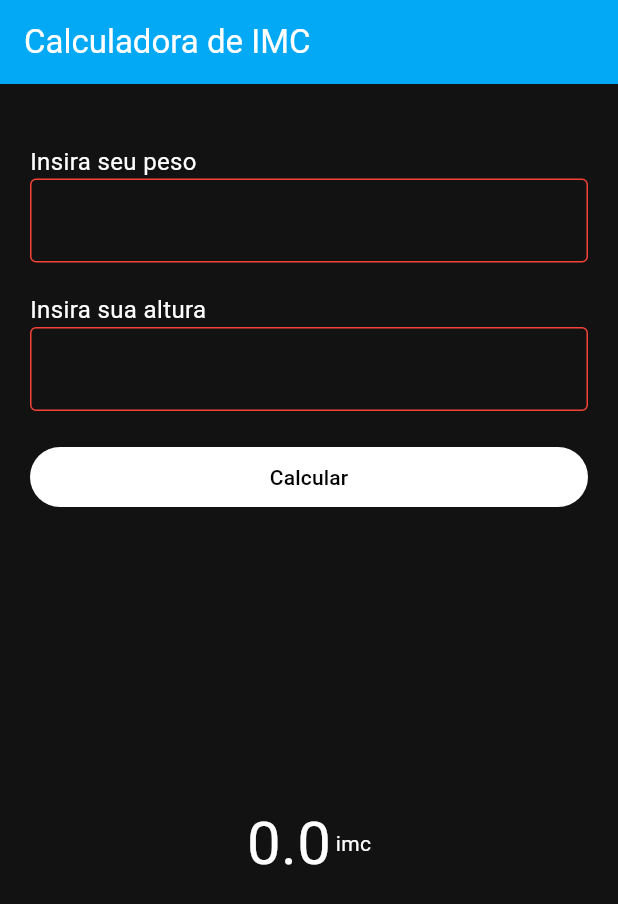
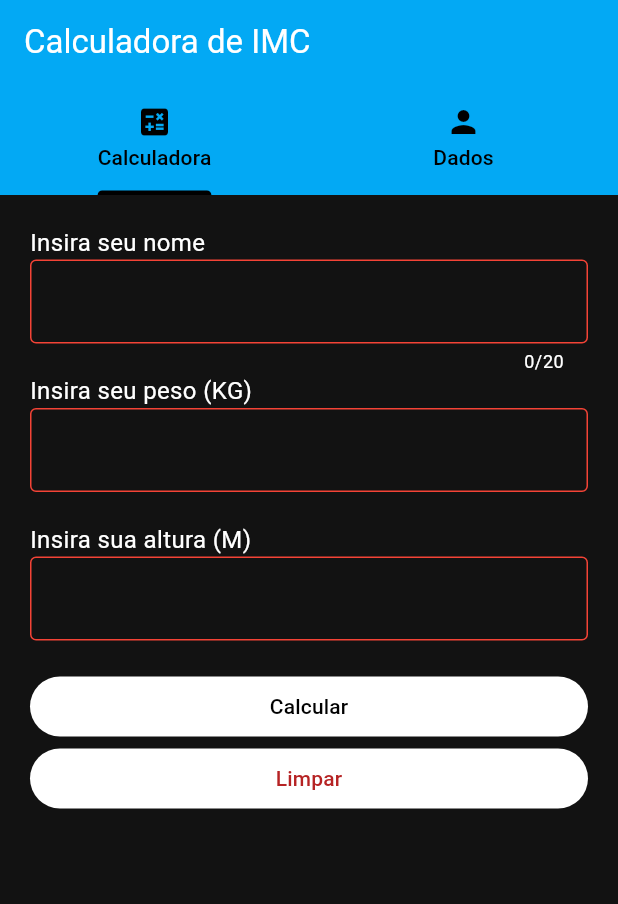
Before and after one commit to GabrielSilingardi/Calculadora_IMC_Flutter, a Flutter app: the screen it shows after launch, after a tap on "Calcular", on a phone screen of 412 x 824 dp. Shown: the top 904 px of the screen. Run offline on Flutter 3.47's test engine with Material 3 defaults, Android fonts, the phone set to English and light mode, and no system bars; our stand-ins replace sqflite; accounts and stored records are empty.

Commit message:
Adicionado tela de 'Dados' e armazenamento interno de dados

```diff
--- a/lib/class.dart
+++ b/lib/class.dart
@@ -1,9 +1,14 @@
 import 'dart:math';
+import 'package:calculadora_imc/sqlite/manager.dart';
 
 class IMC {
+  static int _id = 0;
+  static String? _nome;
   static double? _peso;
   static double? _altura;
 
+  static set id(int id) => _id = id;
+  static set nome(String? value) => _nome = value;
   static set peso(double? value) => _peso = value;
   static set altura(double? value) => _altura = value;
 
@@ -29,7 +34,9 @@ class IMC {
       condicao = "Obesidade Grau III (Mórbida)";
     }
 
-    return [resultado, condicao];
+    Manager().salvar(_id, _nome!, _peso!, _altura!, resultado, condicao!);
+
+    return [_nome, _peso, _altura, resultado, condicao];
   }
 
 
--- a/lib/main.dart
+++ b/lib/main.dart
@@ -1,8 +1,8 @@
-import 'package:calculadora_imc/StyledWidgets.dart';
-import 'package:calculadora_imc/class.dart';
+import 'package:calculadora_imc/pages/calculadoraPage.dart';
+import 'package:calculadora_imc/pages/dadosPage.dart';
 import 'package:flutter/material.dart';
 
-void main() {
+void main() async {
   runApp(MyApp());
 }
 
@@ -26,16 +26,23 @@ class HomePage extends StatefulWidget {
   State<HomePage> createState() => _HomePageState();
 }
 
-class _HomePageState extends State<HomePage> {
-  var campoPeso = TextEditingController();
-  var campoAltura = TextEditingController();
+class _HomePageState extends State<HomePage>
+    with SingleTickerProviderStateMixin {
+  late TabController tabController;
 
-  bool campoPesoInvalido = false;
-  bool campoAlturaInvalido = false;
+  @override
+  void initState() {
+    super.initState();
+    tabController = TabController(length: 2, vsync: this);
+  }
 
-  List<dynamic>? imcResultado;
-  double? resultado;
-  String? condicao;
+  @override
+  void dispose() {
+    tabController.dispose();
+    super.dispose();
+  }
+
+  PageController pageController = PageController(initialPage: 0);
 
   @override
   Widget build(BuildContext context) {
@@ -43,122 +50,43 @@ class _HomePageState extends State<HomePage> {
       appBar: AppBar(
         title: Text("Calculadora de IMC"),
         backgroundColor: Colors.lightBlue,
-      ),
-      body: Container(
-        margin: EdgeInsets.all(20),
-        child: Column(
-          crossAxisAlignment: CrossAxisAlignment.start,
-          children: [
-            SizedBox(height: 20),
-            TextLabel(texto: "Insira seu peso"),
-            TextField(
-              cursorColor: Colors.white,
-              decoration: InputDecoration(
-                enabledBorder: OutlineInputBorder(
-                  borderSide: BorderSide(
-                    color: campoPesoInvalido ? Colors.red : Colors.white,
-                  ),
-                ),
-                focusedBorder: OutlineInputBorder(
-                  borderSide: BorderSide(color: Colors.white),
-                ),
-              ),
-              onChanged: (value) {
-                setState(() {
-                  campoPeso.text = value;
-
-                  if (campoPeso.text != "") {
-                    campoPesoInvalido = false;
-                  }
-                });
-              },
-              onTapOutside: (event) {
-                FocusManager.instance.primaryFocus?.unfocus();
-              },
+        bottom: TabBar(
+          controller: tabController,
+          labelStyle: TextStyle(color: Colors.black),
+          unselectedLabelStyle: TextStyle(color: Colors.black),
+          dividerColor: Colors.transparent,
+          indicatorColor: Colors.black,
+          tabs: [
+            Tab(
+              icon: Icon(Icons.calculate, color: Colors.black),
+              text: "Calculadora",
             ),
-            SizedBox(height: 20),
-            TextLabel(texto: "Insira sua altura"),
-            TextField(
-              cursorColor: Colors.white,
-              decoration: InputDecoration(
-                enabledBorder: OutlineInputBorder(
-                  borderSide: BorderSide(
-                    color: campoAlturaInvalido ? Colors.red : Colors.white,
-                  ),
-                ),
-                focusedBorder: OutlineInputBorder(
-                  borderSide: BorderSide(color: Colors.white),
-                ),
-              ),
-              onChanged: (value) {
-                setState(() {
-                  campoAltura.text = value;
-
-                  if (campoAltura.text != "") {
-                    campoAlturaInvalido = false;
-                  }
-                });
-              },
-              onTapOutside: (event) {
-                FocusManager.instance.primaryFocus?.unfocus();
-              },
-            ),
-            Container(
-              margin: EdgeInsets.only(top: 20),
-              width: double.infinity,
-              child: TextButton(
-                style: ButtonStyle(
-                  backgroundColor: WidgetStateProperty.all(Colors.white),
-                ),
-                onPressed: () {
-                  final pesoRaw = campoPeso.text.replaceAll(",", ".");
-                  final alturaRaw = campoAltura.text.replaceAll(",", ".");
-
-                  final peso = double.tryParse(pesoRaw);
-                  final altura = double.tryParse(alturaRaw);
-
-                  setState(() {
-                    campoPesoInvalido = peso == null || pesoRaw.isEmpty;
-                    campoAlturaInvalido = altura == null || alturaRaw.isEmpty;
-                  });
-
-                  if (campoPesoInvalido == false && campoAlturaInvalido == false) {
-                    IMC.peso = peso;
-                    IMC.altura = altura;
-
-                    imcResultado = IMC.calculo();
-
-                    resultado = imcResultado![0];
-                    condicao = imcResultado![1];
-                  }
-                },
-                child: Text("Calcular", style: TextStyle(color: Colors.black)),
-              ),
-            ),
-            Expanded(
-              child: SizedBox(
-                width: double.infinity,
-                child: Column(
-                  mainAxisAlignment: MainAxisAlignment.center,
-                  crossAxisAlignment: CrossAxisAlignment.center,
-                  children: [
-                    Row(
-                      mainAxisAlignment: MainAxisAlignment.center,
-                      crossAxisAlignment: CrossAxisAlignment.center,
-                      children: [
-                        Text("${resultado?.toStringAsFixed(2) ?? 0.00}", style: TextStyle(fontSize: 40)),
-                        SizedBox(width: 3),
-                        Text("imc")
-                      ],
-                    ),
-                    Text(condicao ?? "")
-                    ],
-                ),
-              ),
+            Tab(
+              icon: Icon(Icons.person, color: Colors.black),
+              text: "Dados",
             ),
           ],
+          onTap: (value) {
+            setState(() {
+              tabController.index = value;
+              pageController.jumpToPage(value);
+            });
+          },
         ),
       ),
+      body: PageView(
+        controller: pageController,
+        scrollDirection: Axis.horizontal,
+        onPageChanged: (value) {
+            setState(() {
+              tabController.index = value;
+            });
+        },
+        children: [
+          CalculadoraPage(),
+          DadosPage()
+        ],
+      )
     );
   }
 }
--- /dev/null
+++ b/lib/pages/calculadoraPage.dart
@@ -0,0 +1,267 @@
+import 'package:flutter/material.dart';
+import 'package:calculadora_imc/StyledWidgets.dart';
+import 'package:calculadora_imc/class.dart';
+import 'package:flutter/services.dart';
+
+class CalculadoraPage extends StatefulWidget {
+  const CalculadoraPage({super.key});
+
+  @override
+  State<CalculadoraPage> createState() => _CalculadoraPageState();
+}
+
+class _CalculadoraPageState extends State<CalculadoraPage> {
+  var campoNome = TextEditingController();
+  var campoPeso = TextEditingController();
+  var campoAltura = TextEditingController();
+
+  bool campoNomeInvalido = false;
+  bool campoPesoInvalido = false;
+  bool campoAlturaInvalido = false;
+
+  List<dynamic>? imcResultado;
+  double? resultado;
+  String? condicao;
+
+  @override
+  Widget build(BuildContext context) {
+    return Column(
+      children: [
+        Expanded(
+          flex: 6,
+          child: ListView(
+            children: [
+              Container(
+                margin: EdgeInsets.all(20),
+                child: Column(
+                  crossAxisAlignment: CrossAxisAlignment.start,
+                  children: [
+                    TextLabel(texto: "Insira seu nome"),
+                    TextField(
+                      inputFormatters: [
+                        FilteringTextInputFormatter.deny(RegExp(r"[0-9]")),
+                      ],
+                      maxLength: 20,
+                      keyboardType: TextInputType.text,
+                      controller: campoNome,
+                      cursorColor: Colors.white,
+                      decoration: InputDecoration(
+                        enabledBorder: OutlineInputBorder(
+                          borderSide: BorderSide(
+                            color: campoNomeInvalido
+                                ? Colors.red
+                                : Colors.white,
+                          ),
+                        ),
+                        focusedBorder: OutlineInputBorder(
+                          borderSide: BorderSide(color: Colors.white),
+                        ),
+                      ),
+                      onChanged: (value) {
+                        setState(() {
+                          campoNome.text = value;
+
+                          if (campoNome.text != "") {
+                            campoNomeInvalido = false;
+                          }
+                        });
+                      },
+                      onTapOutside: (event) {
+                        FocusManager.instance.primaryFocus?.unfocus();
+                      },
+                    ),
+                    TextLabel(texto: "Insira seu peso (KG)"),
+                    TextField(
+                      buildCounter:
+                          (
+                            context, {
+                            required currentLength,
+                            required isFocused,
+                            required maxLength,
+                          }) => null,
+                      inputFormatters: [FilteringTextInputFormatter.digitsOnly],
+                      maxLength: 4,
+                      enableInteractiveSelection: false,
+                      keyboardType: TextInputType.number,
+                      controller: campoPeso,
+                      cursorColor: Colors.white,
+                      decoration: InputDecoration(
+                        enabledBorder: OutlineInputBorder(
+                          borderSide: BorderSide(
+                            color: campoPesoInvalido
+                                ? Colors.red
+                                : Colors.white,
+                          ),
+                        ),
+                        focusedBorder: OutlineInputBorder(
+                          borderSide: BorderSide(color: Colors.white),
+                        ),
+                      ),
+                      onChanged: (value) {
+                        setState(() {
+                          campoPeso.text = value;
+
+                          if (campoPeso.text != "") {
+                            campoPesoInvalido = false;
+                          }
+                        });
+                      },
+                      onTapOutside: (event) {
+                        FocusManager.instance.primaryFocus?.unfocus();
+                      },
+                    ),
+                    SizedBox(height: 20),
+                    TextLabel(texto: "Insira sua altura (M)"),
+                    TextField(
+                      buildCounter:
+                          (
+                            context, {
+                            required currentLength,
+                            required isFocused,
+                            required maxLength,
+                          }) => null,
+                      inputFormatters: [FilteringTextInputFormatter.digitsOnly],
+                      maxLength: 4,
+                      enableInteractiveSelection: false,
+                      keyboardType: TextInputType.number,
+                      controller: campoAltura,
+                      cursorColor: Colors.white,
+                      decoration: InputDecoration(
+                        enabledBorder: OutlineInputBorder(
+                          borderSide: BorderSide(
+                            color: campoAlturaInvalido
+                                ? Colors.red
+                                : Colors.white,
+                          ),
+                        ),
+                        focusedBorder: OutlineInputBorder(
+                          borderSide: BorderSide(color: Colors.white),
+                        ),
+                      ),
+                      onChanged: (value) {
+                        setState(() {
+                          campoAltura.text = value;
+
+                          if (campoAltura.text != "") {
+                            campoAlturaInvalido = false;
+                          }
+                        });
+                      },
+                      onTapOutside: (event) {
+                        FocusManager.instance.primaryFocus?.unfocus();
+                      },
+                    ),
+                    Container(
+                      margin: EdgeInsets.only(top: 20),
+                      width: double.infinity,
+                      child: TextButton(
+                        style: ButtonStyle(
+                          backgroundColor: WidgetStateProperty.all(
+                            Colors.white,
+                          ),
+                        ),
+                        onPressed: () {
+                          final pesoRaw = campoPeso.text.replaceAll(",", ".");
+                          final alturaRaw = campoAltura.text.replaceAll(
+                            ",",
+                            ".",
+                          );
+
+                          final nome = campoNome.text.trim();
+                          final peso = double.tryParse(pesoRaw);
+                          double? altura = double.tryParse(alturaRaw);
+
+                          setState(() {
+                            campoNomeInvalido = nome.isEmpty;
+                            campoPesoInvalido =
+                                peso == null ||
+                                pesoRaw.isEmpty ||
+                                peso.toString().startsWith("0");
+                            campoAlturaInvalido =
+                                altura == null ||
+                                alturaRaw.isEmpty ||
+                                altura.toString().startsWith("0");
+                          });
+
+                          if (campoNomeInvalido == false &&
+                              campoPesoInvalido == false &&
+                              campoAlturaInvalido == false) {
+
+                            if (altura.toString().length == 5) {
+                              altura = altura! / 100;
+                            }
+
+                            IMC.id = 0;
+                            IMC.nome = nome;
+                            IMC.peso = peso;
+                            IMC.altura = altura;
+
+                            imcResultado = IMC.calculo();
+
+                            resultado = imcResultado![3];
+                            condicao = imcResultado![4];
+                          }
+                        },
+                        child: Text(
+                          "Calcular",
+                          style: TextStyle(color: Colors.black),
+                        ),
+                      ),
+                    ),
+                    SizedBox(
+                      width: double.infinity,
+                      child: TextButton(
+                        style: ButtonStyle(
+                          backgroundColor: WidgetStateProperty.all(
+                            Colors.white,
+                          ),
+                        ),
+                        onPressed: () async {
+                          setState(() {
+                            campoNome.text = "";
+                            campoPeso.text = "";
+                            campoAltura.text = "";
+                            resultado = null;
+                            condicao = "";
+                          });
+                        },
+                        child: Text(
+                          "Limpar",
+                          style: TextStyle(color: Color.fromARGB(255, 182, 35, 36)),
+                        ),
+                      ),
+                    ),
+                  ],
+                ),
+              ),
+            ],
+          ),
+        ),
+        resultado == null
+            ? Text("")
+            : Expanded(
+                flex: 2,
+                child: Column(
+                  mainAxisAlignment: MainAxisAlignment.center,
+                  crossAxisAlignment: CrossAxisAlignment.center,
+                  children: [
+                    Row(
+                      mainAxisAlignment: MainAxisAlignment.center,
+                      crossAxisAlignment: CrossAxisAlignment.center,
+                      children: [
+                        Text(
+                          "${resultado?.toStringAsFixed(2) ?? 0.00}",
+                          style: TextStyle(fontSize: 40),
+                        ),
+                        SizedBox(width: 3),
+                        Text("imc"),
+                      ],
+                    ),
+                    Text(condicao ?? ""),
+                  ],
+                ),
+              ),
+      ],
+    );
+  }
+}
--- /dev/null
+++ b/lib/pages/dadosPage.dart
@@ -0,0 +1,100 @@
+import 'package:calculadora_imc/sqlite/manager.dart';
+import 'package:flutter/material.dart';
+
+class DadosPage extends StatefulWidget {
+  const DadosPage({super.key});
+
+  @override
+  State<DadosPage> createState() => _DadosPageState();
+}
+
+class _DadosPageState extends State<DadosPage> {
+  @override
+  void initState() {
+    super.initState();
+
+    carregarDados();
+  }
+
+  List<Map<String, dynamic>> dados = [];
+  int? quantidadeDeDados;
+
+  void carregarDados() async {
+    var dadosDatabase = await Manager().obterDados();
+    setState(() {
+      dados = dadosDatabase.cast<Map<String, dynamic>>();
+    });
+  }
+
+  @override
+  Widget build(BuildContext context) {
+    return ListView(
+      padding: EdgeInsets.all(20),
+      children: [
+        Column(
+          children: dados.isEmpty
+              ? [Text("Carregue dados")]
+              : dados
+                    .map(
+                      (dado) => Container(
+                        decoration: BoxDecoration(
+                          color: const Color.fromARGB(255, 61, 59, 59),
+                          borderRadius: BorderRadius.circular(15),
+                        ),
+                        margin: EdgeInsets.only(bottom: 10),
+                        child: Column(
+                          crossAxisAlignment: CrossAxisAlignment.start,
+                          children: [
+                            Container(
+                              padding: EdgeInsets.only(top: 10, left: 10, right: 10),
+                              child: Column(
+                                crossAxisAlignment: CrossAxisAlignment.start,
+                                children: [
+                                  Text(dado["Nome"]),
+                                  Divider(),
+                                  Row(
+                                    mainAxisAlignment:
+                                        MainAxisAlignment.spaceAround,
+                                    children: [
+                                      Text(
+                                        "Peso: ${dado["Peso"].toStringAsFixed(0)}",
+                                      ),
+                                      Text(
+                                        "Altura: ${dado["Altura"].toStringAsFixed(2)}",
+                                      ),
+                                      Text(
+                                        "IMC: ${dado["IMC"].toStringAsFixed(2)}",
+                                      ),
+                                    ],
+                                  ),
+                                ],
+                              ),
+                            ),
+                            InkWell(
+                              onTap: () async {
+                                await Manager().deletar(dado["id"]);
+                                setState(() {
+                                  carregarDados();
+                                });
+                              },
+                              child: Container(
+                                padding: EdgeInsets.all(2),
+                                decoration: BoxDecoration(
+                                  color: Color.fromARGB(255, 182, 35, 36),
+                                  borderRadius: BorderRadius.only(bottomLeft: Radius.circular(15), bottomRight: Radius.circular(15)),
+                                ),
+                                margin: EdgeInsets.only(top: 10),
+                                alignment: Alignment.center,
+                                child: Text("Excluir"),
+                              ),
+                            ),
+                          ],
+                        ),
+                      ),
+                    )
+                    .toList(),
+        ),
+      ],
+    );
+  }
+}
--- /dev/null
+++ b/lib/sqlite/CreateDataBase.dart
@@ -0,0 +1,48 @@
+import 'package:sqflite/sqflite.dart';
+import 'package:path/path.dart' as path;
+
+Map<int, String> scripts = {
+  1: '''
+
+    CREATE TABLE dados (
+      id INTEGER PRIMARY KEY AUTOINCREMENT,
+      Nome TEXT,
+      Peso REAL,
+      Altura REAL,
+      IMC REAL,
+      Condicao TEXT
+    )
+
+    '''
+};
+
+class Createdatabase {
+
+  static Database? db;
+
+  Future<Database> obterDataBase() async {
+    if (db == null) {
+      return await iniciarDataBase();
+    } else {
+      return db!;
+    }
+  }
+
+  Future iniciarDataBase() async {
+    db = await openDatabase(
+      path.join(await getDatabasesPath(), "database.db"),
+      version: 1,
+      onCreate: (db, version) async {
+        for (var i = 1; i <= scripts.length; i++) {
+          await db.execute(scripts[i]!);
+        }
+      },
+      onUpgrade: (db, oldVersion, newVersion) async {
+        for (var i = oldVersion; i <= scripts.length; i++) {
+          await db.execute(scripts[i]!);
+        }
+      },
+    );
+    return db;
+  }
+}
--- /dev/null
+++ b/lib/sqlite/manager.dart
@@ -0,0 +1,28 @@
+import 'package:calculadora_imc/sqlite/CreateDataBase.dart';
+
+class Manager {
+
+  Future<List<dynamic>> obterDados() async {
+    var db = await Createdatabase().obterDataBase();
+
+    var table = await db.rawQuery("SELECT id, Nome, Peso, Altura, IMC, Condicao FROM dados");
+
+    return table;
+  }
+
+  Future<void> salvar(int id, String nome, double peso, double altura, double imc, String condicao) async {
+    var db = await Createdatabase().obterDataBase();
+
+    db.rawInsert("INSERT INTO dados (Nome, Peso, Altura, IMC, Condicao) values(?, ?, ?, ?, ?)", [
+      nome, peso, altura, imc, condicao
+    ]);
+  }
+
+  Future<void> deletar(int id) async {
+    var db = await Createdatabase().obterDataBase();
+
+    db.rawDelete("DELETE FROM dados WHERE id = ?", [id]);
+
+  }
+
+}
--- a/pubspec.yaml
+++ b/pubspec.yaml
@@ -34,6 +34,9 @@ dependencies:
   # The following adds the Cupertino Icons font to your application.
   # Use with the CupertinoIcons class for iOS style icons.
   cupertino_icons: ^1.0.8
+  hive: ^2.2.3
+  path_provider: ^2.1.5
+  sqflite: ^2.4.2
 
 dev_dependencies:
   flutter_test:
@@ -44,7 +47,7 @@ dev_dependencies:
   # activated in the `analysis_options.yaml` file located at the root of your
   # package. See that file for information about deactivating specific lint
   # rules and activating additional ones.
-  flutter_lints: ^5.0.0
+  flutter_lints: ^6.0.0
 
 # For information on the generic Dart part of this file, see the
 # following page: https://dart.dev/tools/pub/pubspec
```
Also changed, not shown: pubspec.lock, 2 other files.
